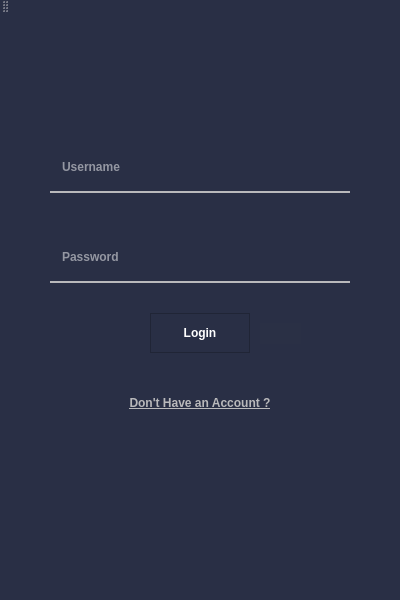
First picture: the form in ETM/ETM.ui, repository yusufnasserdev/Employees-Task-Manager, before the edit.
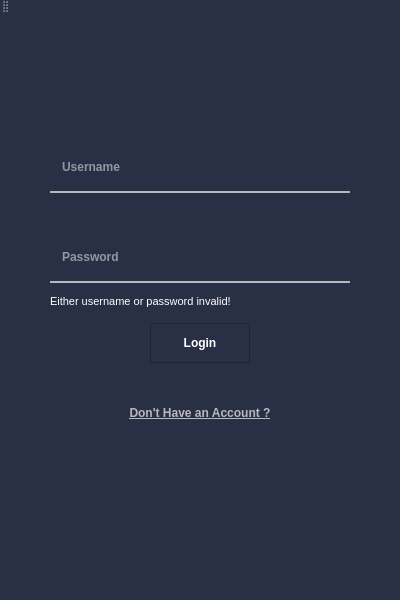
Second picture: the form after the edit. Icons and pictures are not drawn.

Commit message: Add: fixed size for all windows Fix: Description not entering new line Fix: cells in qtableView Add: Capitalized the first letter of the username

```diff
--- a/ETM/ETM.ui
+++ b/ETM/ETM.ui
@@ -16,6 +16,12 @@
     <verstretch>0</verstretch>
    </sizepolicy>
   </property>
+  <property name="maximumSize">
+   <size>
+    <width>400</width>
+    <height>600</height>
+   </size>
+  </property>
   <property name="windowTitle">
    <string>EmployeesTaskManager</string>
   </property>
@@ -231,7 +237,7 @@
     <property name="geometry">
      <rect>
       <x>150</x>
-      <y>300</y>
+      <y>310</y>
       <width>100</width>
       <height>40</height>
      </rect>
@@ -250,7 +256,7 @@
     <property name="geometry">
      <rect>
       <x>110</x>
-      <y>370</y>
+      <y>380</y>
       <width>180</width>
       <height>40</height>
      </rect>
@@ -281,32 +287,25 @@
      <bool>true</bool>
     </property>
    </widget>
-   <widget class="QPushButton" name="signinWarning">
+   <widget class="QLabel" name="signinWarning">
     <property name="geometry">
      <rect>
-      <x>260</x>
-      <y>310</y>
-      <width>41</width>
-      <height>21</height>
+      <x>50</x>
+      <y>280</y>
+      <width>211</width>
+      <height>16</height>
      </rect>
     </property>
-    <property name="toolTip">
-     <string>&lt;html&gt;&lt;head/&gt;&lt;body&gt;&lt;p&gt;&lt;span style=&quot; font-size:10pt; color:#ffffff;&quot;&gt;Either the Username or the Password invalid&lt;/span&gt;&lt;/p&gt;&lt;/body&gt;&lt;/html&gt;</string>
-    </property>
-    <property name="whatsThis">
-     <string>&lt;html&gt;&lt;head/&gt;&lt;body&gt;&lt;p&gt;&lt;span style=&quot; font-size:10pt; color:#ffffff;&quot;&gt;Please Enter a Valid Username and Password&lt;/span&gt;&lt;/p&gt;&lt;/body&gt;&lt;/html&gt;</string>
+    <property name="font">
+     <font>
+      <pointsize>8</pointsize>
+     </font>
     </property>
     <property name="styleSheet">
-     <string notr="true">border: none;
-color:rgba(240,78,78,10);
-background-color: rgba(78, 78, 78, 10);</string>
+     <string notr="true">color:white;</string>
     </property>
     <property name="text">
-     <string/>
-    </property>
-    <property name="icon">
-     <iconset>
-      <normaloff>res/exclamation-mark.png</normaloff>res/exclamation-mark.png</iconset>
+     <string>Either username or password invalid!</string>
     </property>
    </widget>
   </widget>
```
Left out of the diff: 2 changed lines with no effect on the pictures. The commit also changes 12 other files.
